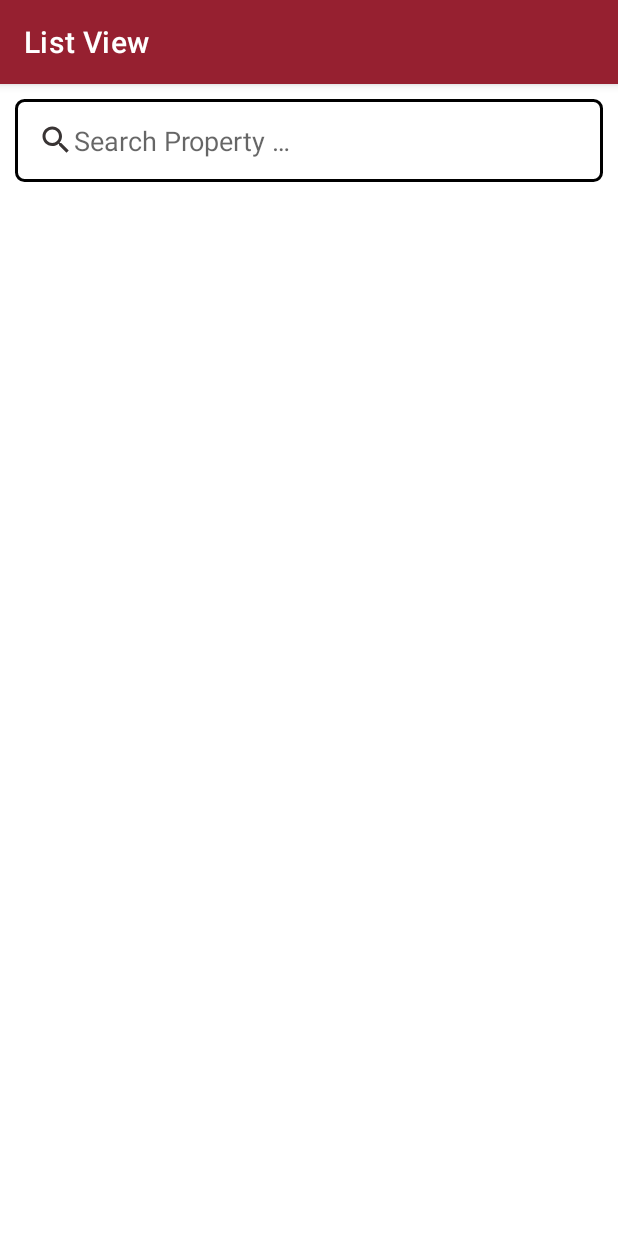
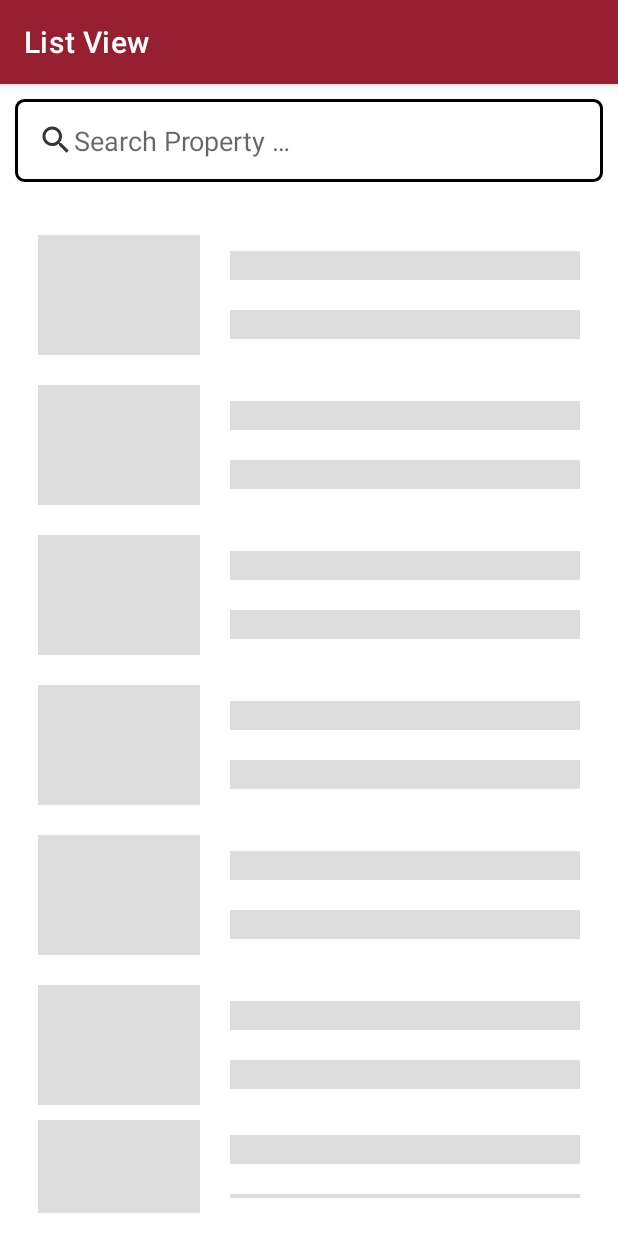
Before and after one commit to Tejeet/demoNoBroker, an Android app: the screen it shows after launch (MainActivity), on a phone screen of 412 x 824 dp. Run offline under Robolectric (Android 15) with nearby library versions, the phone set to English and light mode, and no system bars; our stand-ins replace Shimmer; network calls fail.

Commit message:
Added Shimmer Effect On Post Recycler View

```diff
--- a/APP_NoBroker_API/app/build.gradle
+++ b/APP_NoBroker_API/app/build.gradle
@@ -86,5 +86,7 @@ dependencies {
     androidTestImplementation "android.arch.core:core-testing:1.1.0"
     testImplementation 'org.robolectric:robolectric:4.0'
 
+    implementation 'com.facebook.shimmer:shimmer:0.1.0@aar'
+
 
 }
--- a/APP_NoBroker_API/app/src/main/java/com/tejeet/nobrokerdemoapi/ui/MainActivity.kt
+++ b/APP_NoBroker_API/app/src/main/java/com/tejeet/nobrokerdemoapi/ui/MainActivity.kt
@@ -5,6 +5,7 @@ import android.content.Intent
 import androidx.appcompat.app.AppCompatActivity
 import android.os.Bundle
 import android.util.Log
+import android.view.View
 import androidx.appcompat.app.AlertDialog
 import androidx.lifecycle.ViewModelProviders
 import androidx.recyclerview.widget.LinearLayoutManager
@@ -23,15 +24,18 @@ class MainActivity : AppCompatActivity(), PostsClickListner {
 
     private val TAG = "tag"
 
+
     override fun onCreate(savedInstanceState: Bundle?) {
         super.onCreate(savedInstanceState)
         setContentView(R.layout.activity_main)
 
         setRecyclerAdatapter()
 
+        shimmerFrameLayout.startShimmerAnimation()
+        shimmerFrameLayout.visibility = View.VISIBLE
+        rcvPosts.visibility = View.GONE
 
-        val myViewModel: PostsViewModel =
-            ViewModelProviders.of(this).get(PostsViewModel::class.java)
+        val myViewModel: PostsViewModel = ViewModelProviders.of(this).get(PostsViewModel::class.java)
 
         myViewModel.getPosts().observe(this, {
 
@@ -39,6 +43,9 @@ class MainActivity : AppCompatActivity(), PostsClickListner {
 
             Log.d(TAG, "Response is ${resp.size}")
             postsAdapter.updateData(resp)
+            shimmerFrameLayout.stopShimmerAnimation()
+            shimmerFrameLayout.visibility = View.GONE
+            rcvPosts.visibility = View.VISIBLE
 
         })
 
@@ -51,7 +58,9 @@ class MainActivity : AppCompatActivity(), PostsClickListner {
 
     override fun onStart() {
         super.onStart()
+
     }
+
 
     override fun onStop() {
         super.onStop()
--- a/APP_NoBroker_API/app/src/main/res/layout/activity_main.xml
+++ b/APP_NoBroker_API/app/src/main/res/layout/activity_main.xml
@@ -19,6 +19,39 @@
         android:padding="@dimen/dp_15"
         android:maxLines="1" />
 
+    <com.facebook.shimmer.ShimmerFrameLayout
+        android:id="@+id/shimmerFrameLayout"
+        android:layout_width="match_parent"
+        android:layout_height="match_parent"
+        android:layout_gravity="center"
+        android:layout_margin="@dimen/dp_15"
+        android:orientation="vertical">
+
+        <!-- Adding 15 rows of placeholders -->
+        <LinearLayout
+            android:layout_width="match_parent"
+            android:layout_height="wrap_content"
+            android:orientation="vertical">
+
+            <include layout="@layout/shimmer_property_item_layout" />
+
+            <include layout="@layout/shimmer_property_item_layout" />
+            <include layout="@layout/shimmer_property_item_layout" />
+            <include layout="@layout/shimmer_property_item_layout" />
+            <include layout="@layout/shimmer_property_item_layout" />
+            <include layout="@layout/shimmer_property_item_layout" />
+            <include layout="@layout/shimmer_property_item_layout" />
+            <include layout="@layout/shimmer_property_item_layout" />
+            <include layout="@layout/shimmer_property_item_layout" />
+            <include layout="@layout/shimmer_property_item_layout" />
+            <include layout="@layout/shimmer_property_item_layout" />
+            <include layout="@layout/shimmer_property_item_layout" />
+            <include layout="@layout/shimmer_property_item_layout" />
+
+
+        </LinearLayout>
+    </com.facebook.shimmer.ShimmerFrameLayout>
+
     <androidx.recyclerview.widget.RecyclerView
         android:id="@+id/rcvPosts"
         android:layout_width="match_parent"
--- /dev/null
+++ b/APP_NoBroker_API/app/src/main/res/layout/shimmer_property_item_layout.xml
@@ -0,0 +1,44 @@
+<?xml version="1.0" encoding="utf-8"?>
+<LinearLayout xmlns:android="http://schemas.android.com/apk/res/android"
+    android:id="@+id/iv_posts_card"
+    android:layout_width="match_parent"
+    android:layout_height="wrap_content"
+    android:gravity="center"
+    android:orientation="horizontal"
+    android:weightSum="10">
+
+    <ImageView
+        android:id="@+id/iv_post_profile"
+        android:layout_width="0dp"
+        android:layout_height="80dp"
+        android:layout_margin="10dp"
+        android:layout_weight="3"
+        android:background="@color/colorGrey" />
+
+    <LinearLayout
+        android:layout_width="0dp"
+        android:layout_height="wrap_content"
+        android:layout_weight="7"
+        android:orientation="vertical">
+
+        <TextView
+            android:id="@+id/tv_post_title"
+            android:layout_width="match_parent"
+            android:layout_height="wrap_content"
+            android:layout_margin="10dp"
+            android:background="@color/colorGrey"
+            android:textStyle="bold" />
+
+        <TextView
+            android:id="@+id/tv_post_description"
+            android:layout_width="match_parent"
+            android:layout_height="wrap_content"
+            android:layout_margin="10dp"
+            android:background="@color/colorGrey"
+            android:ellipsize="end"
+            android:maxLines="1"
+            android:textStyle="italic" />
+
+    </LinearLayout>
+
+</LinearLayout>
--- a/APP_NoBroker_API/app/src/main/res/values/colors.xml
+++ b/APP_NoBroker_API/app/src/main/res/values/colors.xml
@@ -30,5 +30,6 @@
     <color name="cream">#efefee</color>
 
     <color name="transperent_a">#0000</color>
+    <color name="colorGrey">#dddddd</color>
 
 </resources>
```
